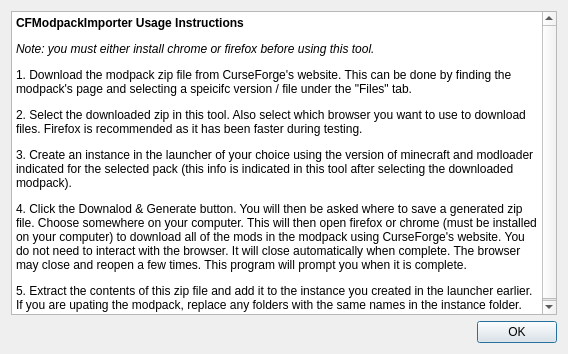
First picture: the form in ui/instructions.ui, repository MB3hel/CFModpackImporter, before the edit.
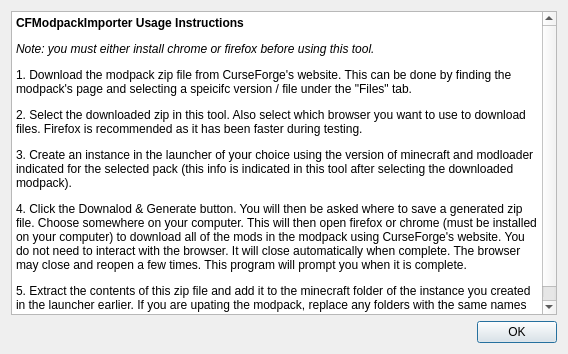
Second picture: the form after the edit. Icons and pictures are not drawn.

Commit message: Fixed several bugs. Mostly working in initial form

The edit to the form file:
```diff
--- a/ui/instructions.ui
+++ b/ui/instructions.ui
@@ -35,7 +35,7 @@
 &lt;p style=&quot; margin-top:12px; margin-bottom:12px; margin-left:0px; margin-right:0px; -qt-block-indent:0; text-indent:0px;&quot;&gt;2. Select the downloaded zip in this tool. Also select which browser you want to use to download files. Firefox is recommended as it has been faster during testing.&lt;/p&gt;
 &lt;p style=&quot; margin-top:12px; margin-bottom:12px; margin-left:0px; margin-right:0px; -qt-block-indent:0; text-indent:0px;&quot;&gt;3. Create an instance in the launcher of your choice using the version of minecraft and modloader indicated for the selected pack (this info is indicated in this tool after selecting the downloaded modpack).&lt;/p&gt;
 &lt;p style=&quot; margin-top:12px; margin-bottom:12px; margin-left:0px; margin-right:0px; -qt-block-indent:0; text-indent:0px;&quot;&gt;4. Click the Downalod &amp;amp; Generate button. You will then be asked where to save a generated zip file. Choose somewhere on your computer. This will then open firefox or chrome (must be installed on your computer) to download all of the mods in the modpack using CurseForge's website. You do not need to interact with the browser. It will close automatically when complete. The browser may close and reopen a few times. This program will prompt you when it is complete.&lt;/p&gt;
-&lt;p style=&quot; margin-top:12px; margin-bottom:12px; margin-left:0px; margin-right:0px; -qt-block-indent:0; text-indent:0px;&quot;&gt;5. Extract the contents of this zip file and add it to the instance you created in the launcher earlier. If you are upating the modpack, replace any folders with the same names in the instance folder.&lt;/p&gt;&lt;/body&gt;&lt;/html&gt;</string>
+&lt;p style=&quot; margin-top:12px; margin-bottom:12px; margin-left:0px; margin-right:0px; -qt-block-indent:0; text-indent:0px;&quot;&gt;5. Extract the contents of this zip file and add it to the minecraft folder of the instance you created in the launcher earlier. If you are upating the modpack, replace any folders with the same names in the instance folder.&lt;/p&gt;&lt;/body&gt;&lt;/html&gt;</string>
      </property>
     </widget>
    </item>
```
The commit also changes 5 other files.
